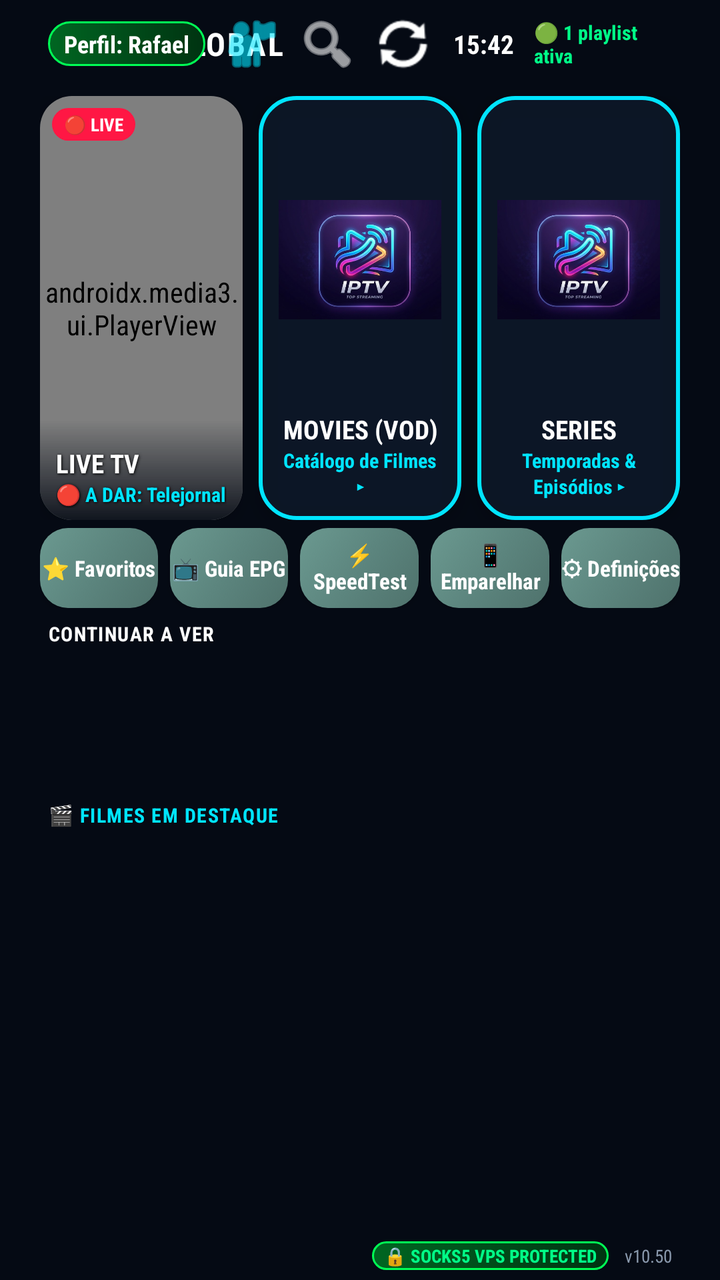
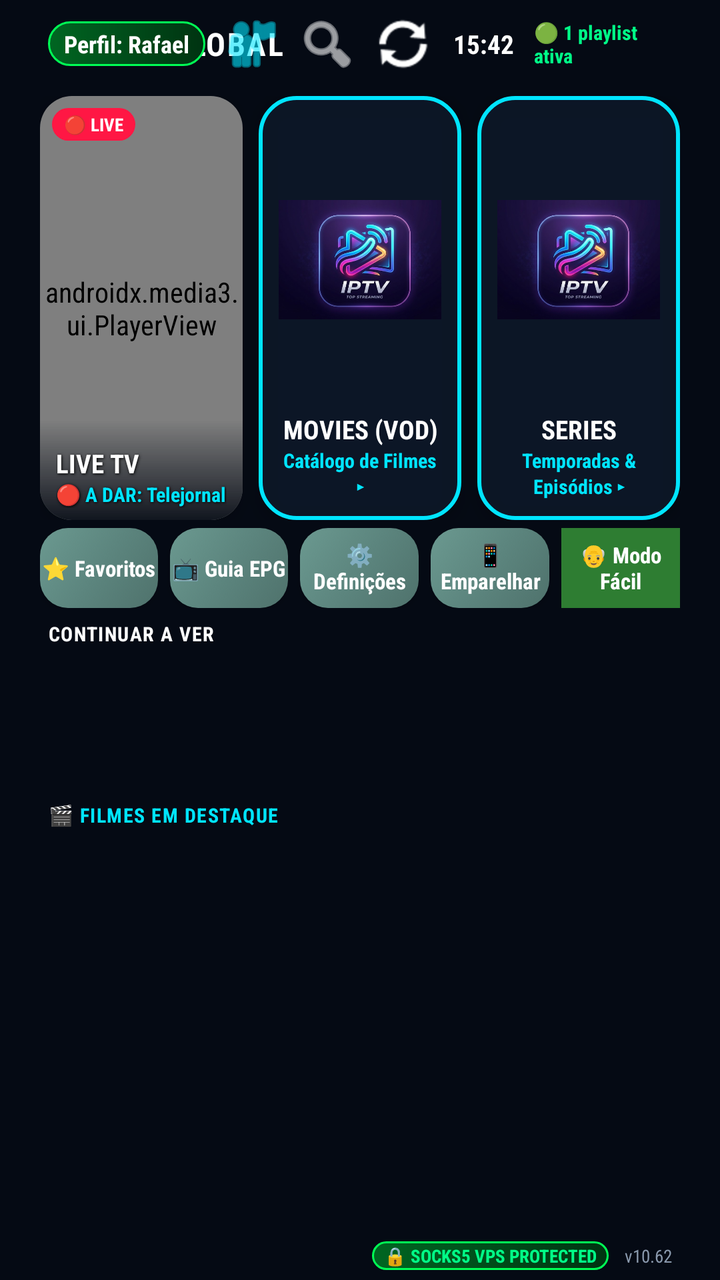

Before-and-after screenshots of an Android layout around one commit, followed by the original layout XML and the change that was made.
<!-- AndroidManifest.xml: application theme AppTheme -->
<!-- res/layout/activity_main.xml -->
<?xml version="1.0" encoding="utf-8"?>
<LinearLayout xmlns:android="http://schemas.android.com/apk/res/android"
    xmlns:app="http://schemas.android.com/apk/res-auto"
    xmlns:tools="http://schemas.android.com/tools"
    android:layout_width="match_parent"
    android:layout_height="match_parent"
    android:orientation="vertical"
    android:background="#050A14"
    tools:context=".MainActivity">

    
    <ImageView
        android:id="@+id/ivMainBackgroundBlur"
        android:layout_width="match_parent"
        android:layout_height="match_parent"
        android:scaleType="centerCrop"
        android:alpha="0.2"
        android:src="@drawable/logo"
        android:visibility="gone"/>

    
    <RelativeLayout
        android:id="@+id/headerBar"
        android:layout_width="match_parent"
        android:layout_height="44dp"
        android:paddingHorizontal="24dp">

        <LinearLayout
            android:id="@+id/llHeaderLogo"
            android:layout_width="wrap_content"
            android:layout_height="wrap_content"
            android:layout_centerVertical="true"
            android:orientation="horizontal"
            android:gravity="center_vertical">

            <TextView
                android:layout_width="wrap_content"
                android:layout_height="wrap_content"
                android:text="▼ IPTV "
                android:textColor="#00E5FF"
                android:textSize="16sp"
                android:textStyle="bold"
                android:letterSpacing="0.05" />

            <TextView
                android:layout_width="wrap_content"
                android:layout_height="wrap_content"
                android:text="GLOBAL"
                android:textColor="#FFFFFF"
                android:textSize="16sp"
                android:textStyle="bold"
                android:letterSpacing="0.05" />
        </LinearLayout>

        <LinearLayout
            android:layout_width="wrap_content"
            android:layout_height="wrap_content"
            android:layout_alignParentEnd="true"
            android:layout_centerVertical="true"
            android:orientation="horizontal"
            android:gravity="center_vertical">

            <TextView
                android:id="@+id/tvUserLogged"
                android:layout_width="wrap_content"
                android:layout_height="wrap_content"
                android:text="Perfil: Rafael"
                android:textColor="#FFFFFF"
                android:textSize="12sp"
                android:textStyle="bold"
                android:paddingHorizontal="8dp"
                android:paddingVertical="3dp"
                android:background="@drawable/bg_vpn_badge" />

            <ImageButton
                android:id="@+id/btnSwitchUser"
                android:layout_width="30dp"
                android:layout_height="30dp"
                android:layout_marginStart="8dp"
                android:background="?attr/selectableItemBackgroundBorderless"
                android:src="@android:drawable/ic_menu_myplaces"
                app:tint="#00E5FF"
                android:contentDescription="Mudar Utilizador"
                android:focusable="true" />

            <ImageButton
                android:id="@+id/btnSearch"
                android:layout_width="30dp"
                android:layout_height="30dp"
                android:layout_marginStart="8dp"
                android:background="?attr/selectableItemBackgroundBorderless"
                android:src="@android:drawable/ic_menu_search"
                app:tint="#FFFFFF"
                android:contentDescription="Pesquisar"
                android:focusable="true" />

            <ImageButton
                android:id="@+id/btnRefresh"
                android:layout_width="30dp"
                android:layout_height="30dp"
                android:layout_marginStart="8dp"
                android:background="?attr/selectableItemBackgroundBorderless"
                android:src="@android:drawable/ic_popup_sync"
                app:tint="#FFFFFF"
                android:contentDescription="Atualizar"
                android:focusable="true" />

            <TextView
                android:id="@+id/tvClock"
                android:layout_width="wrap_content"
                android:layout_height="wrap_content"
                android:layout_marginStart="10dp"
                android:text="15:42"
                android:textColor="#FFFFFF"
                android:textSize="13sp"
                android:textStyle="bold" />

            <TextView
                android:id="@+id/tvPlaylistStatus"
                android:layout_width="wrap_content"
                android:layout_height="wrap_content"
                android:layout_marginStart="10dp"
                android:text="🟢 1 playlist ativa"
                android:textColor="#00FF88"
                android:textSize="10sp"
                android:textStyle="bold" />
        </LinearLayout>
    </RelativeLayout>

    
    <LinearLayout
        android:id="@+id/gridHeroCards"
        android:layout_width="match_parent"
        android:layout_height="220dp"
        android:orientation="horizontal"
        android:paddingHorizontal="20dp"
        android:paddingTop="4dp"
        android:paddingBottom="4dp"
        android:weightSum="3">

        
        <androidx.cardview.widget.CardView
            android:id="@+id/cardTv"
            android:layout_width="0dp"
            android:layout_height="match_parent"
            android:layout_weight="1"
            android:layout_marginEnd="8dp"
            app:cardCornerRadius="16dp"
            app:cardBackgroundColor="#0A1929"
            app:cardElevation="6dp"
            android:focusable="true"
            android:clickable="true"
            android:descendantFocusability="blocksDescendants"
            android:nextFocusDown="@+id/btnQuickFavorites"
            android:foreground="?attr/selectableItemBackground"
            android:stateListAnimator="@animator/selector_item_scale">

            <RelativeLayout
                android:layout_width="match_parent"
                android:layout_height="match_parent">

                
                <androidx.media3.ui.PlayerView
                    android:id="@+id/miniPlayerView"
                    android:layout_width="match_parent"
                    android:layout_height="match_parent"
                    app:use_controller="false"
                    app:surface_type="texture_view"
                    app:resize_mode="zoom" />

                
                <View
                    android:layout_width="match_parent"
                    android:layout_height="50dp"
                    android:layout_alignParentBottom="true"
                    android:background="@drawable/bg_gradient_card_overlay" />

                
                <TextView
                    android:id="@+id/tvLiveBadge"
                    android:layout_width="wrap_content"
                    android:layout_height="wrap_content"
                    android:layout_alignParentTop="true"
                    android:layout_alignParentStart="true"
                    android:layout_margin="6dp"
                    android:text="🔴 LIVE"
                    android:textColor="#FFFFFF"
                    android:textSize="9sp"
                    android:textStyle="bold"
                    android:paddingHorizontal="6dp"
                    android:paddingVertical="2dp"
                    android:background="@drawable/bg_live_badge" />

                
                <TextView
                    android:id="@+id/tvTitleTv"
                    android:layout_width="match_parent"
                    android:layout_height="wrap_content"
                    android:layout_above="@id/tvSubTv"
                    android:layout_marginHorizontal="8dp"
                    android:text="LIVE TV"
                    android:textColor="#FFFFFF"
                    android:textSize="13sp"
                    android:textStyle="bold"
                    android:gravity="start"
                    android:maxLines="1"
                    android:ellipsize="end"
                    android:shadowColor="#000000"
                    android:shadowDx="1"
                    android:shadowDy="1"
                    android:shadowRadius="3" />

                
                <TextView
                    android:id="@+id/tvSubTv"
                    android:layout_width="match_parent"
                    android:layout_height="wrap_content"
                    android:layout_alignParentBottom="true"
                    android:layout_marginHorizontal="8dp"
                    android:layout_marginBottom="6dp"
                    android:text="🔴 A DAR: Telejornal"
                    android:textColor="#00E5FF"
                    android:textSize="10sp"
                    android:textStyle="bold"
                    android:gravity="start"
                    android:maxLines="1"
                    android:ellipsize="end"
                    android:shadowColor="#000000"
                    android:shadowDx="1"
                    android:shadowDy="1"
                    android:shadowRadius="3" />
            </RelativeLayout>
        </androidx.cardview.widget.CardView>

        
        <androidx.cardview.widget.CardView
            android:id="@+id/cardFilmes"
            android:layout_width="0dp"
            android:layout_height="match_parent"
            android:layout_weight="1"
            android:layout_marginEnd="8dp"
            app:cardCornerRadius="16dp"
            app:cardBackgroundColor="#00000000"
            app:cardElevation="6dp"
            android:focusable="true"
            android:clickable="true"
            android:descendantFocusability="blocksDescendants"
            android:nextFocusDown="@+id/btnQuickEpg"
            android:foreground="?attr/selectableItemBackground"
            android:stateListAnimator="@animator/selector_item_scale">

            <RelativeLayout
                android:layout_width="match_parent"
                android:layout_height="match_parent"
                android:background="@drawable/bg_neon_card_cyan"
                android:padding="10dp">

                <ImageView
                    android:id="@+id/ivCardFilmesBg"
                    android:layout_width="match_parent"
                    android:layout_height="match_parent"
                    android:layout_above="@id/tvTitleFilmes"
                    android:layout_marginBottom="4dp"
                    android:scaleType="fitCenter"
                    android:src="@drawable/logo" />

                <TextView
                    android:id="@+id/tvTitleFilmes"
                    android:layout_width="match_parent"
                    android:layout_height="wrap_content"
                    android:layout_above="@id/tvSubFilmes"
                    android:text="MOVIES (VOD)"
                    android:textColor="#FFFFFF"
                    android:textSize="13sp"
                    android:textStyle="bold"
                    android:gravity="center"
                    android:maxLines="1"
                    android:ellipsize="end" />

                <TextView
                    android:id="@+id/tvSubFilmes"
                    android:layout_width="match_parent"
                    android:layout_height="wrap_content"
                    android:layout_alignParentBottom="true"
                    android:text="Catálogo de Filmes ▸"
                    android:textColor="#00E5FF"
                    android:textSize="10sp"
                    android:textStyle="bold"
                    android:gravity="center" />
            </RelativeLayout>
        </androidx.cardview.widget.CardView>

        
        <androidx.cardview.widget.CardView
            android:id="@+id/cardSeries"
            android:layout_width="0dp"
            android:layout_height="match_parent"
            android:layout_weight="1"
            app:cardCornerRadius="16dp"
            app:cardBackgroundColor="#00000000"
            app:cardElevation="6dp"
            android:focusable="true"
            android:clickable="true"
            android:descendantFocusability="blocksDescendants"
            android:nextFocusDown="@+id/btnQuickCatchup"
            android:foreground="?attr/selectableItemBackground"
            android:stateListAnimator="@animator/selector_item_scale">

            <RelativeLayout
                android:layout_width="match_parent"
                android:layout_height="match_parent"
                android:background="@drawable/bg_neon_card_cyan"
                android:padding="10dp">

                <ImageView
                    android:id="@+id/ivCardSeriesBg"
                    android:layout_width="match_parent"
                    android:layout_height="match_parent"
                    android:layout_above="@id/tvTitleSeries"
                    android:layout_marginBottom="4dp"
                    android:scaleType="fitCenter"
                    android:src="@drawable/logo" />

                <TextView
                    android:id="@+id/tvTitleSeries"
                    android:layout_width="match_parent"
                    android:layout_height="wrap_content"
                    android:layout_above="@id/tvSubSeries"
                    android:text="SERIES"
                    android:textColor="#FFFFFF"
                    android:textSize="13sp"
                    android:textStyle="bold"
                    android:gravity="center"
                    android:maxLines="1"
                    android:ellipsize="end" />

                <TextView
                    android:id="@+id/tvSubSeries"
                    android:layout_width="match_parent"
                    android:layout_height="wrap_content"
                    android:layout_alignParentBottom="true"
                    android:text="Temporadas &amp; Episódios ▸"
                    android:textColor="#00E5FF"
                    android:textSize="10sp"
                    android:textStyle="bold"
                    android:gravity="center" />
            </RelativeLayout>
        </androidx.cardview.widget.CardView>
    </LinearLayout>

    
    <LinearLayout
        android:id="@+id/llQuickAccessBar"
        android:layout_width="match_parent"
        android:layout_height="40dp"
        android:orientation="horizontal"
        android:paddingHorizontal="20dp"
        android:layout_marginBottom="6dp"
        android:weightSum="5"
        android:descendantFocusability="afterDescendants"
        android:focusable="false">

        <Button
            android:id="@+id/btnQuickFavorites"
            android:layout_width="0dp"
            android:layout_height="match_parent"
            android:layout_weight="1"
            android:layout_marginEnd="6dp"
            android:background="@drawable/bg_smarters_sage"
            android:text="⭐ Favoritos"
            android:textColor="#FFFFFF"
            android:textSize="11sp"
            android:textStyle="bold"
            android:textAllCaps="false"
            android:focusable="true"
            android:clickable="true"
            android:nextFocusUp="@id/cardTv"
            android:nextFocusDown="@id/rvContinueWatching"
            android:nextFocusRight="@id/btnQuickEpg" />

        <Button
            android:id="@+id/btnQuickEpg"
            android:layout_width="0dp"
            android:layout_height="match_parent"
            android:layout_weight="1"
            android:layout_marginEnd="6dp"
            android:background="@drawable/bg_smarters_sage"
            android:text="📺 Guia EPG"
            android:textColor="#FFFFFF"
            android:textSize="11sp"
            android:textStyle="bold"
            android:textAllCaps="false"
            android:focusable="true"
            android:clickable="true"
            android:nextFocusUp="@id/cardFilmes"
            android:nextFocusDown="@id/rvContinueWatching"
            android:nextFocusLeft="@id/btnQuickFavorites"
            android:nextFocusRight="@id/btnQuickSettings" />

        <Button
            android:id="@+id/btnQuickSettings"
            android:layout_width="0dp"
            android:layout_height="match_parent"
            android:layout_weight="1"
            android:layout_marginEnd="6dp"
            android:background="@drawable/bg_smarters_sage"
            android:text="⚡ SpeedTest"
            android:textColor="#FFFFFF"
            android:textSize="11sp"
            android:textStyle="bold"
            android:textAllCaps="false"
            android:focusable="true"
            android:clickable="true"
            android:nextFocusUp="@id/cardFilmes"
            android:nextFocusDown="@id/rvContinueWatching"
            android:nextFocusLeft="@id/btnQuickEpg"
            android:nextFocusRight="@id/btnQuickCatchup" />

        

        
        <Button
            android:id="@+id/btnQuickRadios"
            android:layout_width="0dp"
            android:layout_height="match_parent"
            android:layout_weight="1"
            android:layout_marginEnd="6dp"
            android:background="@drawable/bg_smarters_sage"
            android:text="📱 Emparelhar"
            android:textColor="#FFFFFF"
            android:textSize="11sp"
            android:textStyle="bold"
            android:textAllCaps="false"
            android:focusable="true"
            android:clickable="true"
            android:nextFocusUp="@id/cardSeries"
            android:nextFocusDown="@id/rvContinueWatching"
            android:nextFocusLeft="@id/btnQuickSettings"
            android:nextFocusRight="@id/btnQuickCatchup" />

        <Button
            android:id="@+id/btnQuickCatchup"
            android:layout_width="0dp"
            android:layout_height="match_parent"
            android:layout_weight="1"
            android:background="@drawable/bg_smarters_sage"
            android:text="⚙ Definições"
            android:textColor="#FFFFFF"
            android:textSize="11sp"
            android:textStyle="bold"
            android:textAllCaps="false"
            android:focusable="true"
            android:clickable="true"
            android:nextFocusUp="@id/cardSeries"
            android:nextFocusDown="@id/rvContinueWatching"
            android:nextFocusLeft="@id/btnQuickSettings" />
    </LinearLayout>

    
    
    <TextView
        android:id="@+id/tvContinueTitleHeader"
        android:layout_width="wrap_content"
        android:layout_height="wrap_content"
        android:text="CONTINUAR A VER"
        android:textColor="#FFFFFF"
        android:textSize="10sp"
        android:textStyle="bold"
        android:letterSpacing="0.05"
        android:layout_marginStart="24dp"
        android:layout_marginBottom="2dp" />

    <androidx.recyclerview.widget.RecyclerView
        android:id="@+id/rvContinueWatching"
        android:layout_width="match_parent"
        android:layout_height="65dp"
        android:orientation="horizontal"
        android:paddingHorizontal="20dp"
        android:layout_marginBottom="10dp" />

    
    <TextView
        android:id="@+id/tvFeaturedTitleHeader"
        android:layout_width="wrap_content"
        android:layout_height="wrap_content"
        android:text="🎬 FILMES EM DESTAQUE"
        android:textColor="#00E5FF"
        android:textSize="10sp"
        android:textStyle="bold"
        android:letterSpacing="0.05"
        android:layout_marginStart="24dp"
        android:layout_marginBottom="2dp" />

    <androidx.recyclerview.widget.RecyclerView
        android:id="@+id/rvFeaturedMovies"
        android:layout_width="match_parent"
        android:layout_height="140dp"
        android:orientation="horizontal"
        android:paddingHorizontal="20dp"
        android:layout_marginBottom="10dp" />

    <View
        android:layout_width="match_parent"
        android:layout_height="0dp"
        android:layout_weight="1" />

    
    <RelativeLayout
        android:id="@+id/footerBar"
        android:layout_width="match_parent"
        android:layout_height="24dp"
        android:paddingHorizontal="24dp">

        <TextView
            android:id="@+id/tvVencimento"
            android:visibility="gone"
            android:layout_width="wrap_content"
            android:layout_height="wrap_content"
            android:layout_alignParentStart="true"
            android:layout_centerVertical="true"
            android:text="Validade : Ilimitado"
            android:textColor="#8A99AD"
            android:textSize="10sp" />

        <LinearLayout
            android:layout_width="wrap_content"
            android:layout_height="wrap_content"
            android:layout_alignParentEnd="true"
            android:layout_centerVertical="true"
            android:orientation="horizontal"
            android:gravity="center_vertical">

            <TextView
                android:layout_width="wrap_content"
                android:layout_height="wrap_content"
                android:text="🔒 SOCKS5 VPS PROTECTED"
                android:textColor="#00FF88"
                android:textSize="9sp"
                android:textStyle="bold"
                android:paddingHorizontal="6dp"
                android:paddingVertical="1dp"
                android:background="@drawable/bg_vpn_badge" />

            <TextView
                android:layout_width="wrap_content"
                android:layout_height="wrap_content"
                android:layout_marginStart="8dp"
                android:text="v10.50"
                android:textColor="#8A99AD"
                android:textSize="9sp" />
        </LinearLayout>
    </RelativeLayout>

</LinearLayout>
<!-- resources referenced by this layout -->
<resources>
  <!-- drawable bg_gradient_card_overlay (drawable) -->
  <?xml version="1.0" encoding="utf-8"?>
  <shape xmlns:android="http://schemas.android.com/apk/res/android"
      android:shape="rectangle">
      <gradient
          android:angle="270"
          android:startColor="#00000000"
          android:endColor="#E6050A14"
          android:type="linear" />
  </shape>
  <!-- drawable bg_live_badge (drawable) -->
  <?xml version="1.0" encoding="utf-8"?>
  <shape xmlns:android="http://schemas.android.com/apk/res/android"
      android:shape="rectangle">
      <solid android:color="#FF1744" />
      <corners android:radius="12dp" />
  </shape>
  <!-- drawable bg_neon_card_cyan (drawable) -->
  <?xml version="1.0" encoding="utf-8"?>
  <shape xmlns:android="http://schemas.android.com/apk/res/android"
      android:shape="rectangle">
      <solid android:color="#CC0E1A2B" />
      <stroke
          android:width="2dp"
          android:color="#00E5FF" />
      <corners android:radius="18dp" />
  </shape>
  <!-- drawable bg_smarters_sage (drawable) -->
  <?xml version="1.0" encoding="utf-8"?>
  <selector xmlns:android="http://schemas.android.com/apk/res/android">
      <item android:state_focused="true">
          <shape android:shape="rectangle">
              <gradient android:angle="135" android:startColor="#80C8B8" android:centerColor="#95DED1" android:endColor="#AAEBDC" android:type="linear" />
              <corners android:radius="14dp" />
              <stroke android:width="2dp" android:color="#FFFFFF" />
          </shape>
      </item>
      <item>
          <shape android:shape="rectangle">
              <gradient android:angle="135" android:startColor="#4F726C" android:centerColor="#5C857E" android:endColor="#6B9990" android:type="linear" />
              <corners android:radius="14dp" />
          </shape>
      </item>
  </selector>
  <!-- drawable bg_vpn_badge (drawable) -->
  <?xml version="1.0" encoding="utf-8"?>
  <shape xmlns:android="http://schemas.android.com/apk/res/android" android:shape="rectangle">
      <gradient android:startColor="#006622" android:endColor="#003311" android:angle="0"/>
      <corners android:radius="16dp"/>
      <stroke android:width="1dp" android:color="#00FF55"/>
  </shape>
  <!-- drawable logo: png bitmap (drawable, 182814 bytes) -->
  <style name="AppTheme" parent="Theme.AppCompat.NoActionBar">
          <item name="android:fontFamily">sans-serif-condensed</item>
      </style>
</resources>

<!-- the commit's change to res/layout/activity_main.xml (unified diff, before → after) -->
@@ -404,7 +404,7 @@
             android:layout_weight="1"
             android:layout_marginEnd="6dp"
             android:background="@drawable/bg_smarters_sage"
-            android:text="⚡ SpeedTest"
+            android:text="⚙️ Definições"
             android:textColor="#FFFFFF"
             android:textSize="11sp"
             android:textStyle="bold"
@@ -414,7 +414,7 @@
             android:nextFocusUp="@id/cardFilmes"
             android:nextFocusDown="@id/rvContinueWatching"
             android:nextFocusLeft="@id/btnQuickEpg"
-            android:nextFocusRight="@id/btnQuickCatchup" />
+            android:nextFocusRight="@id/btnQuickRadios" />
 
         
 
@@ -443,8 +443,8 @@
             android:layout_width="0dp"
             android:layout_height="match_parent"
             android:layout_weight="1"
-            android:background="@drawable/bg_smarters_sage"
-            android:text="⚙ Definições"
+            android:background="#2E7D32"
+            android:text="👴 Modo Fácil"
             android:textColor="#FFFFFF"
             android:textSize="11sp"
             android:textStyle="bold"
@@ -453,7 +453,7 @@
             android:clickable="true"
             android:nextFocusUp="@id/cardSeries"
             android:nextFocusDown="@id/rvContinueWatching"
-            android:nextFocusLeft="@id/btnQuickSettings" />
+            android:nextFocusLeft="@id/btnQuickRadios" />
     </LinearLayout>
 
     
@@ -545,7 +545,7 @@
                 android:layout_width="wrap_content"
                 android:layout_height="wrap_content"
                 android:layout_marginStart="8dp"
-                android:text="v10.50"
+                android:text="v10.62"
                 android:textColor="#8A99AD"
                 android:textSize="9sp" />
         </LinearLayout>
